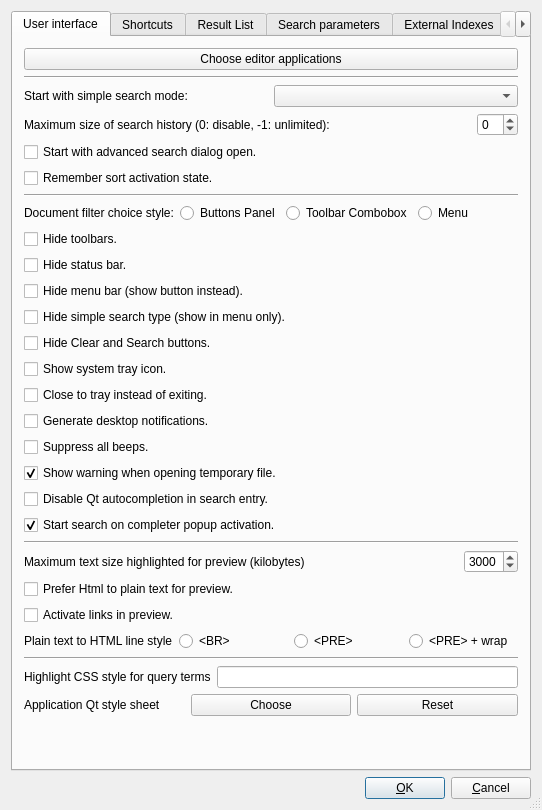
Qt form src/qtgui/uiprefs.ui (alberti42/recoll-macos) before a commit.
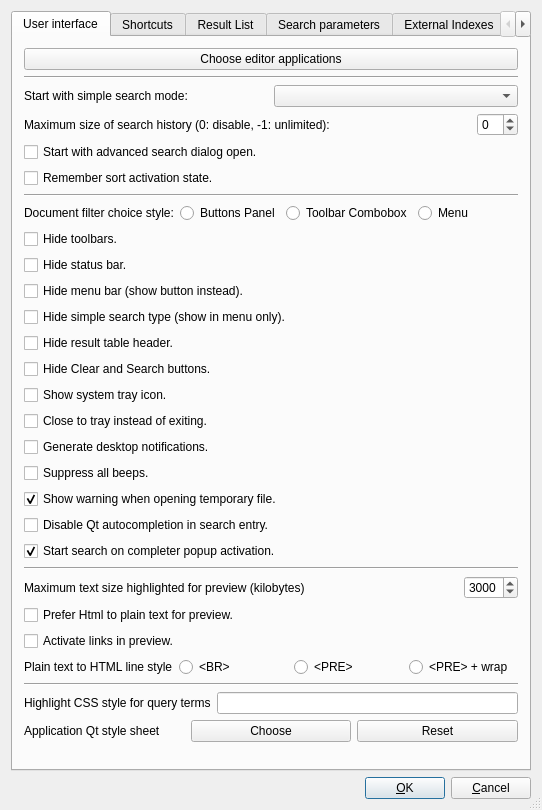
The same form after that commit.

Commit message: add pref and shortcut to toggle showing result table header

Patch:
```diff
--- a/src/qtgui/uiprefs.ui
+++ b/src/qtgui/uiprefs.ui
@@ -202,6 +202,16 @@
          </property>
         </widget>
        </item>
+       <item>
+        <widget class="QCheckBox" name="noResTableHeaderCB">
+         <property name="text">
+          <string>Hide result table header.</string>
+         </property>
+         <property name="checked">
+          <bool>false</bool>
+         </property>
+        </widget>
+       </item>
        <item>
         <widget class="QCheckBox" name="noClearSearchCB">
          <property name="text">
```
The commit also changes 5 other files.
